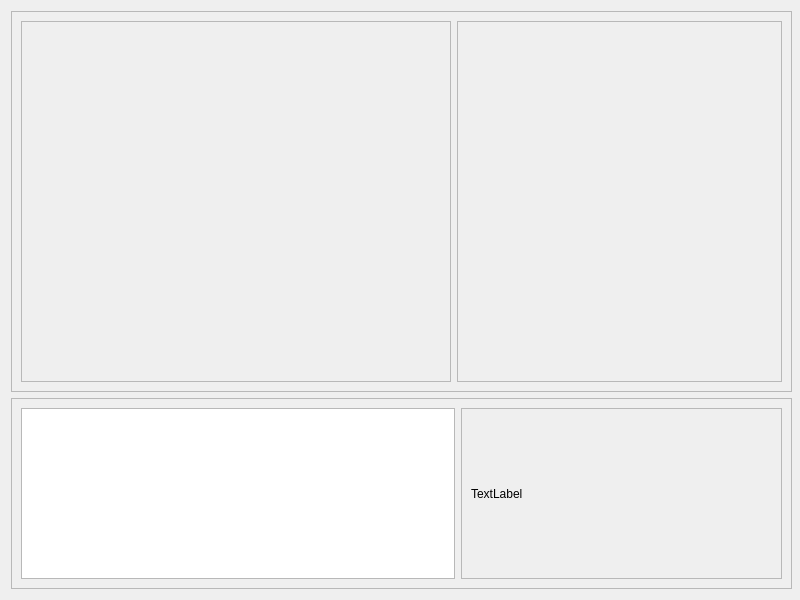
First picture: the form in CharacterEditor/itemsview.ui, repository DrItanium/realmz_tools, before the edit.
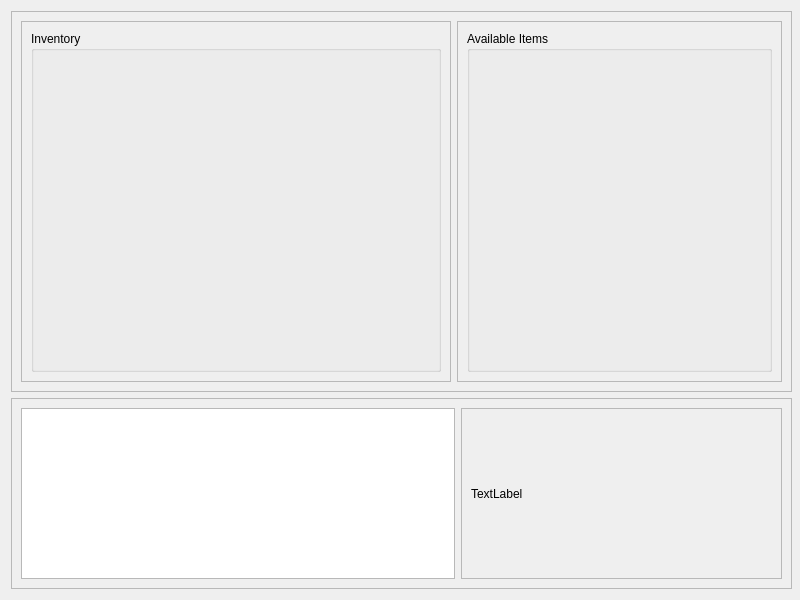
Second picture: the form after the edit.

```diff
--- a/CharacterEditor/itemsview.ui
+++ b/CharacterEditor/itemsview.ui
@@ -49,6 +49,15 @@
         <property name="frameShadow">
          <enum>QFrame::Raised</enum>
         </property>
+        <layout class="QGridLayout" name="gridLayout_6">
+         <item row="0" column="0">
+          <widget class="QGroupBox" name="groupBox">
+           <property name="title">
+            <string>Inventory</string>
+           </property>
+          </widget>
+         </item>
+        </layout>
        </widget>
       </item>
       <item row="0" column="1">
@@ -65,6 +74,15 @@
         <property name="frameShadow">
          <enum>QFrame::Raised</enum>
         </property>
+        <layout class="QGridLayout" name="gridLayout_5">
+         <item row="0" column="0">
+          <widget class="QGroupBox" name="groupBox_2">
+           <property name="title">
+            <string>Available Items</string>
+           </property>
+          </widget>
+         </item>
+        </layout>
        </widget>
       </item>
      </layout>
```
